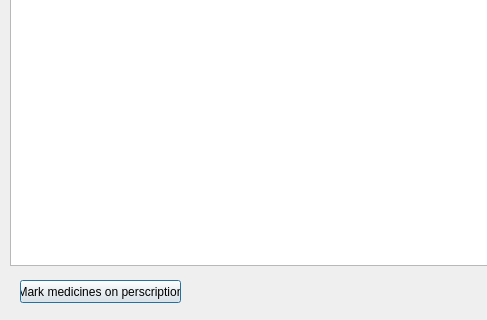
Above: Pharmacy/medicines/medicinesform.ui from kokos34/Pharmacy before the change; both pictures show x 0 to 487 and y 145 to 465 of the 570 by 465 pixel window. Below: the same form after it.
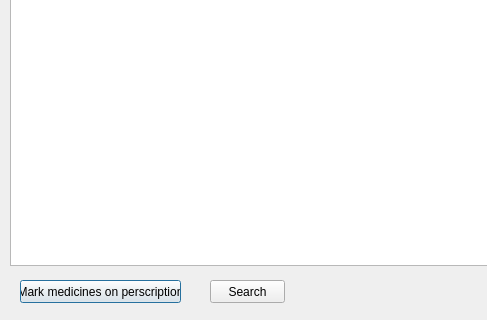
That is the form after the change.

Commit message: Search in medicines

```diff
--- a/Pharmacy/medicines/medicinesform.ui
+++ b/Pharmacy/medicines/medicinesform.ui
@@ -68,6 +68,19 @@
     <string>Mark medicines on perscription</string>
    </property>
   </widget>
+  <widget class="QPushButton" name="searchButton">
+   <property name="geometry">
+    <rect>
+     <x>210</x>
+     <y>425</y>
+     <width>75</width>
+     <height>23</height>
+    </rect>
+   </property>
+   <property name="text">
+    <string>Search</string>
+   </property>
+  </widget>
  </widget>
  <resources/>
  <connections/>
```
The commit also changes 6 other files.
